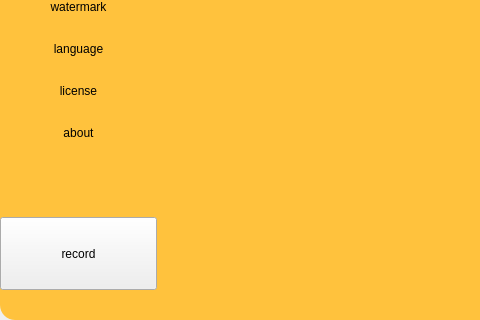
The window that Adora/Adora/Ui/Adora.ui (hash1018/Adora) describes before a commit, drawn with Qt 5; both pictures show x 0 to 480 and y 330 to 650 of the 750 by 650 pixel window.
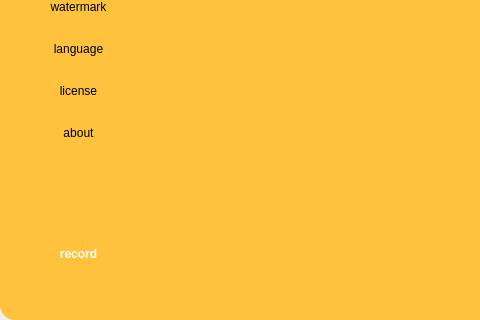
The same window after the commit. Icons and pictures are not drawn. Custom widgets are drawn as their Qt base class.

Patch:
```diff
--- a/Adora/Adora/Ui/Adora.ui
+++ b/Adora/Adora/Ui/Adora.ui
@@ -142,6 +142,19 @@
 }
 QPushButton#aboutButton:checked {
     background-color: #FFD477;
+}
+
+
+QPushButton#recordButton{
+    background-image: url(:/Menu/record);
+    background-color: transparent;
+    border:0px;
+    color:white;
+    font-weight:bold;
+}
+
+QPushButton#recordButton:hover {
+    background-color: #FFCE64;
 }</string>
   </property>
   <widget class="QWidget" name="centralWidget">
@@ -489,13 +502,13 @@
               <widget class="QPushButton" name="recordButton">
                <property name="minimumSize">
                 <size>
-                 <width>0</width>
+                 <width>157</width>
                  <height>73</height>
                 </size>
                </property>
                <property name="maximumSize">
                 <size>
-                 <width>16777215</width>
+                 <width>157</width>
                  <height>73</height>
                 </size>
                </property>
```
